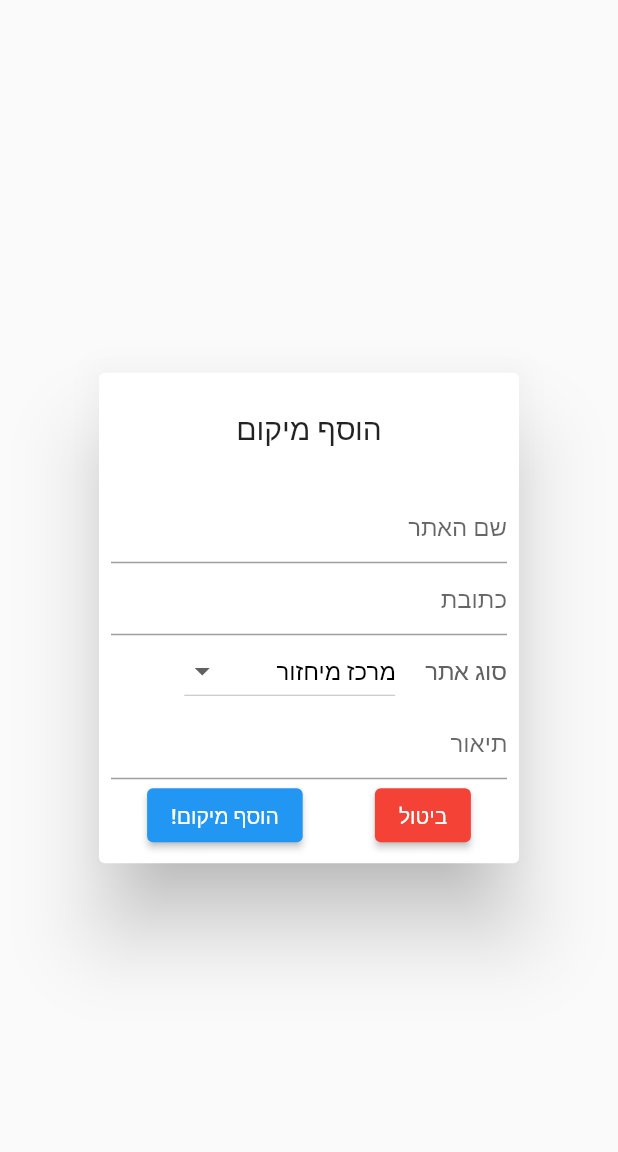
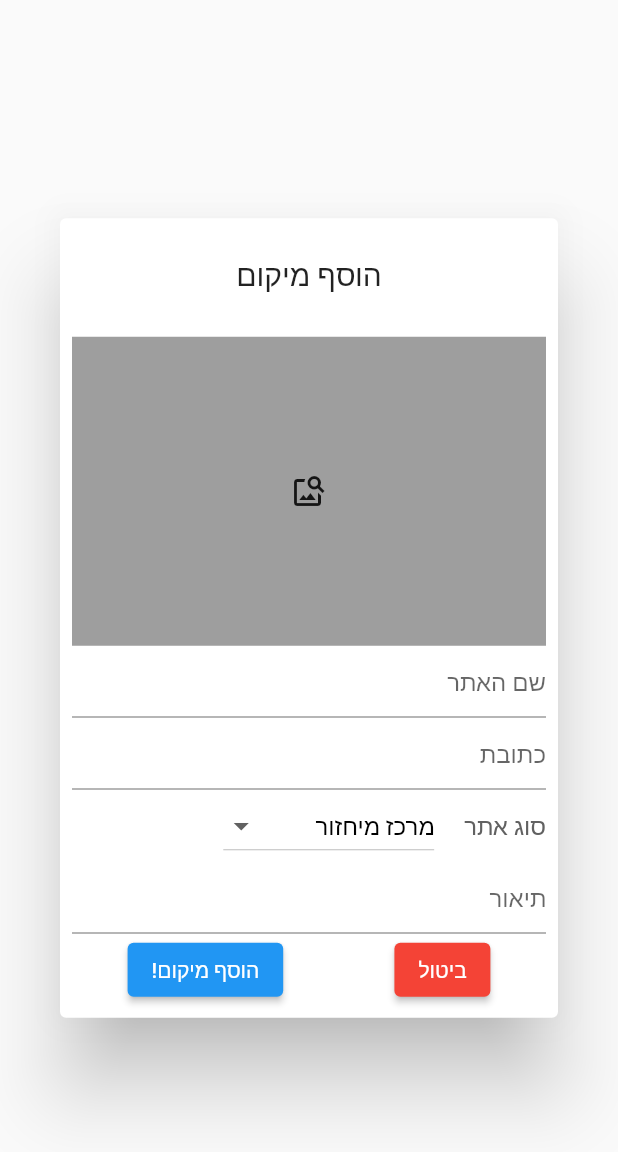
Before and after one commit to bowtiesarecool8/ecomap, a Flutter app: the AddPlace widget shown alone on an empty page, opened directly with empty values, on a phone screen of 412 x 824 dp. Shown: the top 1152 px of the screen. Run offline on Flutter 3.47's test engine with Material 2 defaults, Android fonts, the phone set to English and light mode, and no system bars; our stand-ins replace cloud_firestore, firebase_auth, firebase_core, flutter_map, font_awesome_flutter, google_sign_in and 2 more; missing offline and left inert: flutter_map_marker_cluster; accounts and stored records are empty.

Commit message:
filters done, added images

```diff
--- a/lib/widgets/add_place.dart
+++ b/lib/widgets/add_place.dart
@@ -1,10 +1,15 @@
 // ignore_for_file: use_build_context_synchronously
+
+import 'dart:convert';
+import 'dart:io';
 
 import 'package:flutter/material.dart';
 
 import 'package:provider/provider.dart';
 
 import 'package:latlong2/latlong.dart';
+
+import 'package:image_picker/image_picker.dart';
 
 import '../providers/locations_provider.dart';
 
@@ -23,6 +28,8 @@ class _AddPlaceState extends State<AddPlace> {
   String address = '';
   String type = 'מרכז מיחזור';
   String description = '';
+  Image? im;
+  String imageBytes = '';
   static const listOfTypes = [
     'מרכז מיחזור',
     'ערך מורשת וטבע',
@@ -45,9 +52,10 @@ class _AddPlaceState extends State<AddPlace> {
     if (isValidInput) {
       _formKey.currentState!.save();
       setState(() async {
-        final response =
-            await Provider.of<LocationsProvider>(context, listen: false)
-                .addLocation(name, widget.latLng, address, type, description);
+        final response = await Provider.of<LocationsProvider>(context,
+                listen: false)
+            .addLocation(
+                name, widget.latLng, address, type, description, imageBytes);
         if (response == 'done') {
           Navigator.of(context).pop();
         } else {
@@ -64,16 +72,75 @@ class _AddPlaceState extends State<AddPlace> {
 
   @override
   Widget build(BuildContext context) {
-    return SizedBox(
-      child: AlertDialog(
+    return AlertDialog(
       title: const Center(
         child: Text('הוסף מיקום'),
       ),
+      scrollable: true,
       actions: [
         Form(
           key: _formKey,
+          child: SingleChildScrollView(
             child: Column(
               children: [
+                SizedBox(
+                  height: MediaQuery.of(context).size.height / 4,
+                  width: double.maxFinite,
+                  child: imageBytes == ''
+                      ? Container(
+                          color: Colors.grey,
+                          child: IconButton(
+                            icon: const Icon(Icons.image_search),
+                            onPressed: () async {
+                              final picker = ImagePicker();
+                              final pickedImage = await picker.pickImage(
+                                  source: ImageSource.gallery);
+                              if (pickedImage == null) {
+                                imageBytes = '';
+                              } else {
+                                final bytes =
+                                    await File(pickedImage.path).readAsBytes();
+                                setState(() {
+                                  im = Image.file(File(pickedImage.path));
+                                  imageBytes = base64.encode(bytes);
+                                });
+                              }
+                            },
+                          ),
+                        )
+                      : Center(
+                          child: SingleChildScrollView(
+                            child: Column(
+                              mainAxisSize: MainAxisSize.max,
+                              children: [
+                                SizedBox(
+                                    height:
+                                        MediaQuery.of(context).size.height / 4 -
+                                            50,
+                                    child: Image(image: im!.image)),
+                                OutlinedButton(
+                                  style: OutlinedButton.styleFrom(
+                                    side: const BorderSide(
+                                        width: 2.5, color: Colors.blue),
+                                  ),
+                                  onPressed: () {
+                                    setState(() {
+                                      im = null;
+                                      imageBytes = '';
+                                    });
+                                  },
+                                  child: const Text(
+                                    'הסר תמונה',
+                                    style: TextStyle(
+                                      color: Colors.black,
+                                    ),
+                                  ),
+                                ),
+                              ],
+                            ),
+                          ),
+                        ),
+                ),
                 TextFormField(
                   key: const ValueKey('name'),
                   textAlign: TextAlign.right,
@@ -220,8 +287,8 @@ class _AddPlaceState extends State<AddPlace> {
               ],
             ),
           ),
+        ),
       ],
-      ),
     );
   }
 }
--- a/pubspec.yaml
+++ b/pubspec.yaml
@@ -46,6 +46,7 @@ dependencies:
   cloud_firestore: ^3.5.1
   geopoint: ^1.0.0
   flutter_map_marker_cluster: ^1.0.1
+  image_picker: ^0.8.6
 
 dev_dependencies:
   flutter_test:
```
Also changed, not shown: lib/models/location.dart (+23 -0 lines), lib/providers/locations_provider.dart (+7 -1 lines), lib/screens/home_screen.dart (+29 -28 lines), pubspec.lock. Lines whose indentation alone changed are shown as unchanged.
